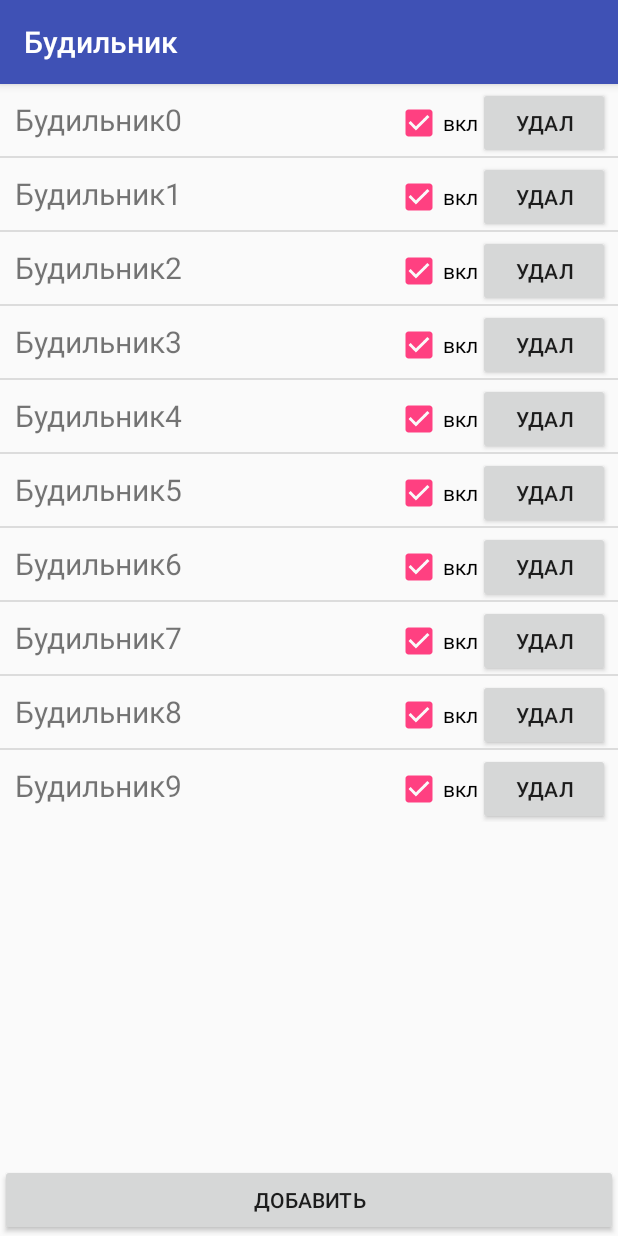
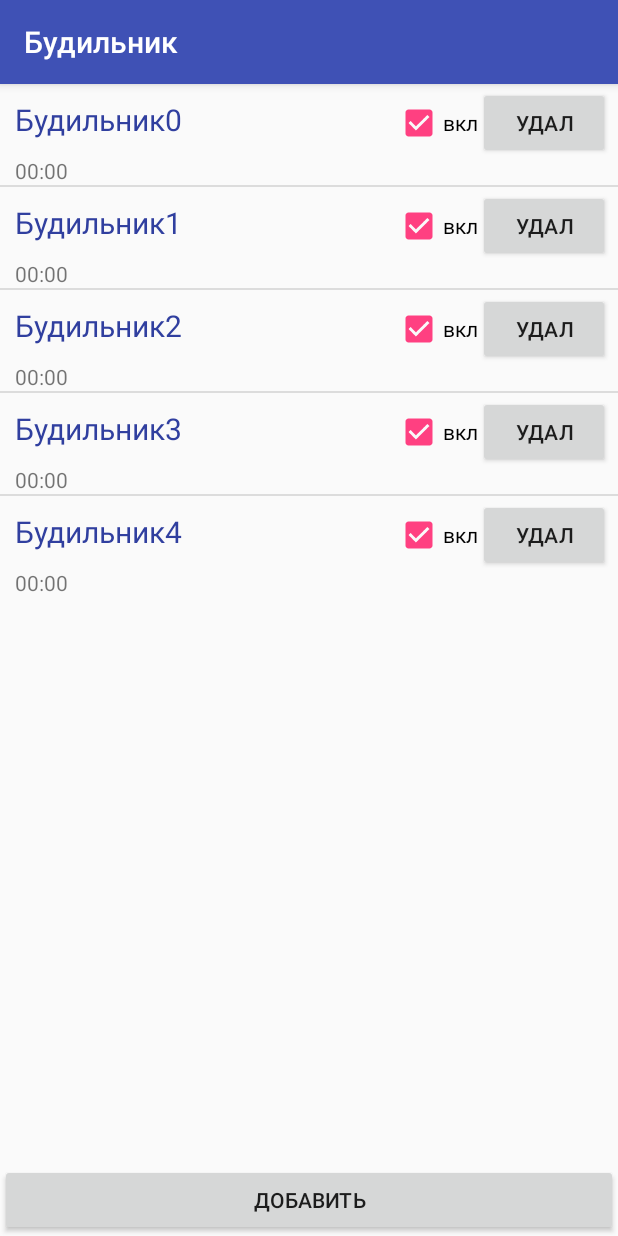
Before and after one commit to MarkovaDA/SimpleAlarmTask, an Android app: the screen it shows after launch (MainActivity), on a phone screen of 412 x 824 dp. Run offline under Robolectric (Android 15) with nearby library versions, the phone set to English and light mode, and no system bars.

Commit message:
модификация представления элемента списка

```diff
--- a/app/src/main/java/com/alarm/darya/simplealarm/AlarmActionType.java
+++ b/app/src/main/java/com/alarm/darya/simplealarm/AlarmActionType.java
@@ -4,5 +4,8 @@ package com.alarm.darya.simplealarm;
 public enum AlarmActionType {
     ALARM_DELETE,
     ALARM_DELAY,
-    ALARM_CANCEL
+    ALARM_SET_ON,
+    ALARM_SET_OFF,
+    ALARM_CANCEL,
+    ALARM_ADD
 }
--- a/app/src/main/java/com/alarm/darya/simplealarm/AlarmAdapter.java
+++ b/app/src/main/java/com/alarm/darya/simplealarm/AlarmAdapter.java
@@ -20,7 +20,7 @@ import java.util.ArrayList;
 
 
 public class AlarmAdapter extends BaseAdapter {
-    Context ctx;
+    Context context;
     LayoutInflater lInflater;
     BaseAdapter currentAdapter = this;
     AlertDialog.Builder modal;
@@ -31,9 +31,9 @@ public class AlarmAdapter extends BaseAdapter {
     Intent messageIntent;
 
     AlarmAdapter(Context context, ArrayList<Alarm> alarms) {
-        ctx = context;
+        this.context = context;
         this.alarms = alarms;//список будильников
-        lInflater = (LayoutInflater) ctx
+        lInflater = (LayoutInflater) this.context
                 .getSystemService(Context.LAYOUT_INFLATER_SERVICE);
 
         messageIntent = new Intent(MainActivity.MESSAGE_INTENT_ACTION_TITLE);
@@ -69,7 +69,14 @@ public class AlarmAdapter extends BaseAdapter {
 
         Alarm alarm = getAlarm(position);//текущий отображаемый будильник
 
-        ((TextView)view.findViewById(R.id.alarmName)).setText(alarm.getName());
+        ((TextView)view.findViewById(R.id.alarmName))
+                .setText(alarm.getName());
+
+        ((TextView)view.findViewById(R.id.alarmTimeTxt))
+                .setText(alarmTimeView(alarm.getTimeHour(), alarm.getTimeMinute()));
+
+        ((TextView)view.findViewById(R.id.alarmDaysOfWeeks))
+                .setText(alarmDayOfWeekView(alarm));
 
         CheckBox chStatus = (CheckBox) view.findViewById(R.id.alarmStatus);
         chStatus.setOnCheckedChangeListener(onStatusChanged);
@@ -95,14 +102,25 @@ public class AlarmAdapter extends BaseAdapter {
 
     OnCheckedChangeListener onStatusChanged = new OnCheckedChangeListener() {
         public void onCheckedChanged(CompoundButton button, boolean isChecked) {
-        getAlarm((Integer) button.getTag()).setOn(isChecked);
+            int alarmIndex = (int)button.getTag();
+            getAlarm(alarmIndex).setOn(isChecked);
+            messageIntent.putExtra("alarmIndex", alarmIndex);
+            if (isChecked) {
+                //включить будильник
+                messageIntent.putExtra("ALARM_ACTION", AlarmActionType.ALARM_SET_ON.ordinal());
+            }
+            else {
+                //выключить будильник
+                messageIntent.putExtra("ALARM_ACTION", AlarmActionType.ALARM_SET_OFF.ordinal());
+            }
+            context.sendBroadcast(messageIntent);
         }
     };
 
     View.OnClickListener onDeleteBtnClickListener = new View.OnClickListener() {
         public void onClick(View v) {
-            alarmIndexForRemove = (int)(v.getTag());
-            modal.show();
+        alarmIndexForRemove = (int)(v.getTag());
+        modal.show();
         }
     };
 
@@ -117,12 +135,39 @@ public class AlarmAdapter extends BaseAdapter {
                 messageIntent.putExtra("ALARM_ACTION", AlarmActionType.ALARM_DELETE.ordinal());
                 //передаем индекс удаляемого будильника
                 messageIntent.putExtra("alarmIndex", alarmIndexForRemove);
-                ctx.sendBroadcast(messageIntent);
+                context.sendBroadcast(messageIntent);
                 break;
             case DialogInterface.BUTTON_NEGATIVE:
                 dialog.cancel();
                 break;
-        }
+            }
         }
     };
+
+    String alarmTimeView(int hour, int minute) {
+        String hourView = String.valueOf(hour);
+        String minuteView = String.valueOf(minute);
+        String timeView = "%s:%s";
+
+        if (hour < 10) {
+            hourView = "0" + hour;
+        }
+        if (minute < 10) {
+            minuteView = "0" + minute;
+        }
+        return String.format(timeView, hourView, minuteView);
+    }
+
+    String alarmDayOfWeekView(Alarm alarm) {
+        String days[] = {" Пн", " Вт", " Ср", " Чт", " Пт", " Cб", "Вс"};
+        String result = "";
+        boolean[] week = alarm.getDaysOfWeek();
+
+        for(int i=0; i < week.length; i++) {
+            if (week[i]) {
+                result += days[i];
+            }
+        }
+        return result;
+    }
 }
--- a/app/src/main/java/com/alarm/darya/simplealarm/AlarmControlManager.java
+++ b/app/src/main/java/com/alarm/darya/simplealarm/AlarmControlManager.java
@@ -35,6 +35,9 @@ public class AlarmControlManager {
 
     //запустить будильник
     void setOnAlarm(int index) {
+        if (index >= alarms.size())
+            return;
+
         AlarmEnvironment alarmEnv = alarms.get(index);
         Alarm alarm = alarmEnv.entityAlarm;
         PendingIntent alarmPending = alarmEnv.alarmPendingIntent;
@@ -42,6 +45,9 @@ public class AlarmControlManager {
     }
     //отложить будильник (на 1 мин)
     void delayAlarm(int index) {
+        if (index >= alarms.size())
+            return;
+
         AlarmEnvironment alarmEnv = alarms.get(index);
         alarmManager.set(AlarmManager.ELAPSED_REALTIME_WAKEUP,
                 SystemClock.elapsedRealtime() + 1 * 60 * 1000, alarmEnv.alarmPendingIntent);
@@ -49,12 +55,18 @@ public class AlarmControlManager {
 
     //отменить будильник
     void cancelAlarm(int index) {
+        if (index >= alarms.size())
+            return;
+
         AlarmEnvironment alarmEnv = alarms.get(index);
         PendingIntent alarmPendingIntent = alarmEnv.alarmPendingIntent;
         alarmManager.cancel(alarmPendingIntent);
     }
 
     void deleteAlarm(int index) {
+        if (index >= alarms.size())
+            return;
+
         cancelAlarm(index);
         alarms.remove(index);
     }
--- a/app/src/main/java/com/alarm/darya/simplealarm/MainActivity.java
+++ b/app/src/main/java/com/alarm/darya/simplealarm/MainActivity.java
@@ -65,14 +65,12 @@ public class MainActivity extends AppCompatActivity {
                 case REQUEST_CODE_ALARM_EDIT:
                     alarms.set(editedAlarm.getId(), editedAlarm);//редактирование будильника
                     alarmAdapter.notifyDataSetChanged();
-
-                    alarmControlManager.createAlarm(editedAlarm);
-                    alarmControlManager.setOnAlarm(editedAlarm.getId());
+                    //alarmControlManager.editAlarm(editedAlarm) - редактировать
                     break;
                 case REQUEST_CODE_ALARM_CREATE:
-                    alarms.add(editedAlarm); //добавление будильника
-                    //обратиться к менеджеру и добавить будильник
+                    alarms.add(editedAlarm);
                     alarmAdapter.notifyDataSetChanged();
+                    alarmControlManager.createAlarm(editedAlarm);
                     break;
             }
         }
@@ -82,7 +80,7 @@ public class MainActivity extends AppCompatActivity {
     }
 
     void initAlarms() {
-        for(int i=0; i < 10;i++) {
+        for(int i=0; i < 5; i++) {
             alarms.add(new Alarm("Будильник" + i, i, true));
         }
     }
@@ -100,24 +98,30 @@ public class MainActivity extends AppCompatActivity {
         intent.putExtra("action", action);
         startActivityForResult(intent, code);
     }
-
+    //регистрируем инициатор событий
     void registerMessageReceiver() {
-        IntentFilter intentFilter =
-                new IntentFilter(MESSAGE_INTENT_ACTION_TITLE);
+        IntentFilter intentFilter = new IntentFilter(MESSAGE_INTENT_ACTION_TITLE);
         messageReceiver = new BroadcastReceiver() {
             @Override
             public void onReceive(Context context, Intent intent) {
-                int alarmAction = intent.getIntExtra("ALARM_ACTION", 0);
-                int alarmIndex = intent.getIntExtra("alarmIndex", -1);
-
+            int alarmAction = intent.getIntExtra("ALARM_ACTION", -1);
+            int alarmIndex = intent.getIntExtra("alarmIndex", -1);
                 //отложить будильник еще на 5 минут
                 if (alarmAction == AlarmActionType.ALARM_DELAY.ordinal()) {
+                    alarmControlManager.delayAlarm(alarmIndex);
                     showMessageToast("Будильник отложен на 5 минут!");
-                    alarmControlManager.delayAlarm(alarmIndex);
                 }
-                else if (alarmAction == AlarmActionType.ALARM_DELETE.ordinal()) {
+                if (alarmAction == AlarmActionType.ALARM_DELETE.ordinal()) {
+                    alarmControlManager.deleteAlarm(alarmIndex);
                     showMessageToast("Будильник успешно удален!");
-                    alarmControlManager.deleteAlarm(alarmIndex);
+                }
+                if (alarmAction == AlarmActionType.ALARM_SET_ON.ordinal()) {
+                    alarmControlManager.setOnAlarm(alarmIndex);
+                    //showMessageToast("Будильник включен!");
+                }
+                else if (alarmAction == AlarmActionType.ALARM_SET_OFF.ordinal()) {
+                    alarmControlManager.cancelAlarm(alarmIndex);
+                    //showMessageToast("Будильник отключен!");
                 }
             }
         };
@@ -125,6 +129,6 @@ public class MainActivity extends AppCompatActivity {
     }
 
     void showMessageToast(String message) {
-        Toast.makeText(this, "Будильник отложен на 5 минут", Toast.LENGTH_SHORT).show();
+        Toast.makeText(this, message, Toast.LENGTH_SHORT).show();
     }
 }
--- a/app/src/main/res/layout/activity_alarm_edit.xml
+++ b/app/src/main/res/layout/activity_alarm_edit.xml
@@ -13,7 +13,7 @@
             android:layout_height="wrap_content"
             android:textSize="20sp"
             android:ems="13"
-            android:textColor="@color/colorAccent"
+            android:textColor="@color/colorPrimary"
             android:text="Редактирование будильника"
             />
     </TableRow>
@@ -33,7 +33,6 @@
             android:layout_width="wrap_content"
             android:layout_height="wrap_content"
             android:textSize="18sp"
-            android:textColor="@color/colorPrimary"
             android:text="Тип сигнала:" />
     </TableRow>
 
@@ -52,7 +51,6 @@
             android:layout_width="wrap_content"
             android:layout_height="wrap_content"
             android:textSize="18sp"
-            android:textColor="@color/colorPrimary"
             android:text="Время:"/>
     </TableRow>
 
@@ -99,7 +97,6 @@
             android:layout_width="wrap_content"
             android:layout_height="wrap_content"
             android:textSize="18sp"
-            android:textColor="@color/colorPrimary"
             android:text="День недели:" />
     </TableRow>
     <TableRow android:layout_marginLeft="10dp">
--- a/app/src/main/res/layout/list_item.xml
+++ b/app/src/main/res/layout/list_item.xml
@@ -12,6 +12,7 @@
             android:layout_weight="2"
             android:padding="10dp"
             android:textSize="20sp"
+            android:textColor="@color/colorPrimaryDark"
             android:minHeight="?android:attr/listPreferredItemHeight">
         </TextView>
 
@@ -32,4 +33,19 @@
             android:scaleType="centerInside"
             android:text="Удал" />
     </TableRow>
+    <LinearLayout>
+        <TextView
+            android:text="00:00"
+            android:layout_width="wrap_content"
+            android:layout_height="wrap_content"
+            android:layout_marginLeft="10dp"
+            android:id="@+id/alarmTimeTxt"/>
+
+        <TextView
+            android:layout_width="wrap_content"
+            android:layout_height="wrap_content"
+            android:layout_marginLeft="15dp"
+            android:text="Пн, Вт, Ср"
+            android:id="@+id/alarmDaysOfWeeks" />
+    </LinearLayout>
 </TableLayout>
```
Also changed, not shown: app/src/main/java/com/alarm/darya/simplealarm/AlarmEditActivity.java (indentation only).
